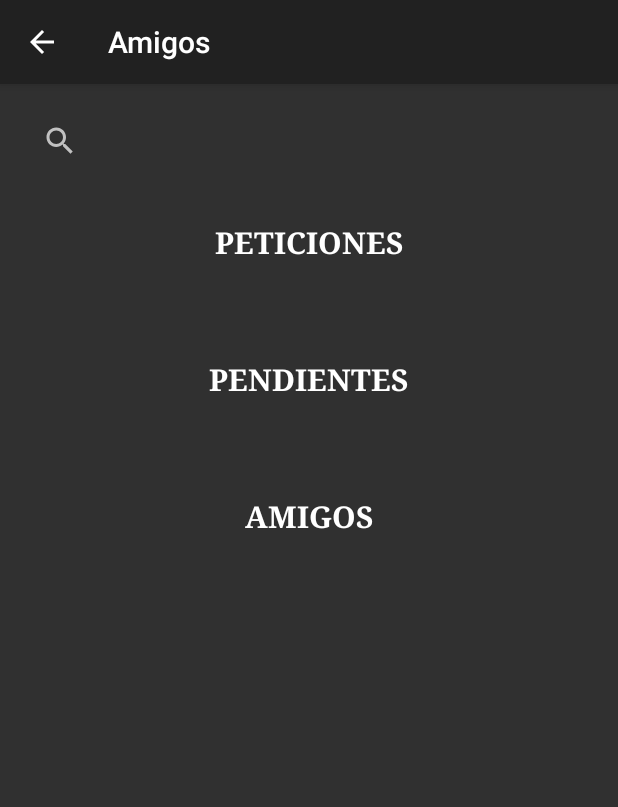
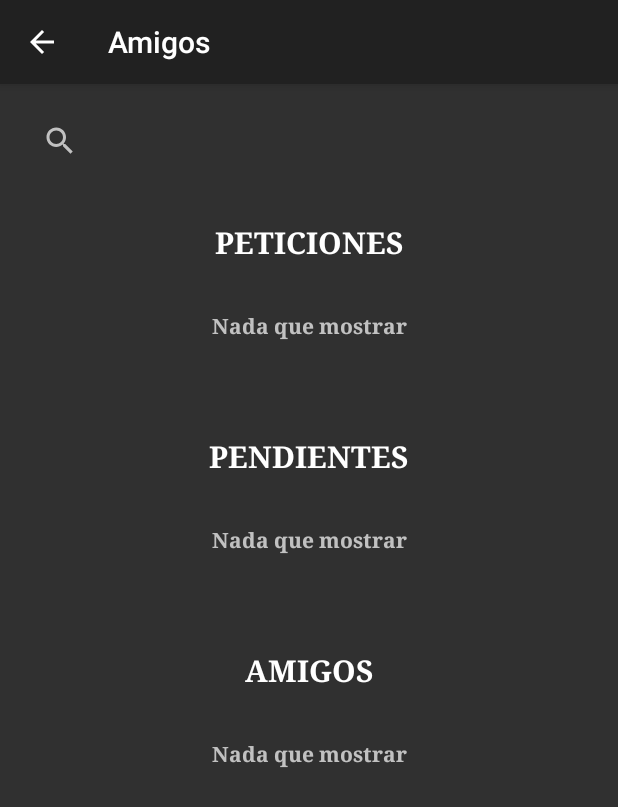
Before and after one commit to AlexRuiz7/UGR-PDM, an Android app: the FriendsActivity screen opened directly, with no data from a screen before it, on a phone screen of 412 x 824 dp. Shown: the top 807 px of the screen. Run offline under Robolectric (Android 15) with nearby library versions, the phone set to English and light mode, and no system bars; our stand-ins replace Firebase (no records; nobody signed in at launch, a user with empty details on screens opened directly); pictures from the network do not load.

Commit message:
APP:Battleships  - Se han añadido textos informativos en la pantalla de Amigos cuando no hay información que mostrar

```diff
--- a/Battleships/app/src/main/java/ugr/pdm/battleships/FriendsActivity.java
+++ b/Battleships/app/src/main/java/ugr/pdm/battleships/FriendsActivity.java
@@ -1,8 +1,10 @@
 package ugr.pdm.battleships;
 
 import android.os.Bundle;
+import android.view.View;
 import android.view.inputmethod.EditorInfo;
 import android.widget.SearchView;
+import android.widget.TextView;
 import android.widget.Toast;
 
 import androidx.annotation.NonNull;
@@ -24,9 +26,10 @@ import java.util.Objects;
 import ugr.pdm.battleships.adapters.FriendRequestsAdapter;
 import ugr.pdm.battleships.adapters.FriendsAdapter;
 import ugr.pdm.battleships.models.Friend;
+import ugr.pdm.battleships.utils.CustomListeners;
 
 
-public class FriendsActivity extends AppCompatActivity {
+public class FriendsActivity extends AppCompatActivity implements CustomListeners.OnDataChangeListener {
     public static final String TAG = "FRIENDS_ACTIVITY";
 
     private RecyclerView mFriendsRecyclerView;
@@ -58,6 +61,7 @@ public class FriendsActivity extends AppCompatActivity {
         setupRecyclerView();
         loadFriends();
         loadFriendRequests();
+        CustomListeners.getInstance().setOnDataChangeListener(this);
     }
 
 
@@ -191,11 +195,11 @@ public class FriendsActivity extends AppCompatActivity {
                     public void onDataChange(@NonNull DataSnapshot snapshot) {
                         array.add(Friend.buildFromSnapshot(snapshot));
                         adapter.notifyDataSetChanged();
+                        updateUI();
                     }
 
                     @Override
-                    public void onCancelled(@NonNull DatabaseError error) {
-                    }
+                    public void onCancelled(@NonNull DatabaseError error) { }
                 });
     }
 
@@ -213,6 +217,7 @@ public class FriendsActivity extends AppCompatActivity {
             if (array.get(i).getPersonId().equals(pendingFriendID)) {
                 array.remove(i);
                 adapter.notifyDataSetChanged();
+                updateUI();
             }
         }
     }
@@ -238,8 +243,7 @@ public class FriendsActivity extends AppCompatActivity {
                     }
 
                     @Override
-                    public void onCancelled(@NonNull DatabaseError error) {
-                    }
+                    public void onCancelled(@NonNull DatabaseError error) { }
                 });
     }
 
@@ -294,6 +298,47 @@ public class FriendsActivity extends AppCompatActivity {
         }
     }
 
+    /**
+     * Implemetnación de la interfaz.
+     */
+    @Override
+    public void onDataChanged() {
+        updateUI();
+    }
+
+
+    /**
+     * Actualiza los campos de textos estáticos de la interfaz, mostrando un mensaje indicando que
+     * la sección no contiene datos.
+     */
+    private void updateUI() {
+        TextView mEmptyFriendsTextView = findViewById(R.id.friends_empty_label);
+        TextView mEmptyPendingRequestsTextView = findViewById(R.id.pending_requests_empty_label);
+        TextView mEmptyFriendRequestsTextView = findViewById(R.id.requests_empty_label);
+
+        if (mFriends.isEmpty()) {
+            mEmptyFriendsTextView.setVisibility(View.VISIBLE);
+        }
+        else {
+            mEmptyFriendsTextView.setVisibility(View.GONE);
+        }
+
+        if (mFriendRequests.isEmpty()) {
+            mEmptyFriendRequestsTextView.setVisibility(View.VISIBLE);
+        }
+        else {
+            mEmptyFriendRequestsTextView.setVisibility(View.GONE);
+        }
+
+        if (mPendingFriends.isEmpty()) {
+            mEmptyPendingRequestsTextView.setVisibility(View.VISIBLE);
+        }
+        else {
+            mEmptyPendingRequestsTextView.setVisibility(View.GONE);
+        }
+
+    }
+
 
     /**
      * UTILIDAD
--- a/Battleships/app/src/main/java/ugr/pdm/battleships/adapters/FriendRequestsAdapter.java
+++ b/Battleships/app/src/main/java/ugr/pdm/battleships/adapters/FriendRequestsAdapter.java
@@ -12,6 +12,7 @@ import java.util.ArrayList;
 
 import ugr.pdm.battleships.R;
 import ugr.pdm.battleships.models.Friend;
+import ugr.pdm.battleships.utils.CustomListeners;
 
 
 /**
@@ -70,6 +71,7 @@ public class FriendRequestsAdapter extends FriendsAdapter {
                     }
 
                     notifyDataSetChanged();
+                    CustomListeners.getInstance().notifyDataSetChanged();
                 }
             });
 
--- a/Battleships/app/src/main/java/ugr/pdm/battleships/adapters/FriendsAdapter.java
+++ b/Battleships/app/src/main/java/ugr/pdm/battleships/adapters/FriendsAdapter.java
@@ -21,6 +21,7 @@ import java.util.ArrayList;
 
 import ugr.pdm.battleships.R;
 import ugr.pdm.battleships.models.Friend;
+import ugr.pdm.battleships.utils.CustomListeners;
 
 
 /**
@@ -193,6 +194,7 @@ public class FriendsAdapter extends RecyclerView.Adapter<FriendsAdapter.ViewHold
             }
 
             notifyDataSetChanged();
+            CustomListeners.getInstance().notifyDataSetChanged();
         }
 
     }
--- /dev/null
+++ b/Battleships/app/src/main/java/ugr/pdm/battleships/utils/CustomListeners.java
@@ -0,0 +1,45 @@
+package ugr.pdm.battleships.utils;
+
+/**
+ * Interfaz necesaria para poder actualizar la interfaz de la pantalla de amigos cuando se elimina
+ * un elemento, ya que el onClick listener se encuentra en el ViewHolder en sí y no en la clase
+ * principal de la actividad.
+ */
+public class CustomListeners {
+    /* Event Listener propio para permitir reaccionar a cambios de estado */
+    private OnDataChangeListener listener;
+
+    /* Instancia única de la clase */
+    private static CustomListeners instance = null;
+
+    /* Constructor */
+    private CustomListeners () {
+        listener = null;
+    }
+
+    /* Devuelve la instancia única de la clase */
+    public static CustomListeners getInstance() {
+        if (instance == null) {
+            instance = new CustomListeners();
+        }
+
+        return instance;
+    }
+
+    /* Permite cambiar el tema de la aplicación */
+    public void notifyDataSetChanged() {
+
+        if (listener != null)
+            listener.onDataChanged();
+    }
+
+    /* Permite agregar un Event Listener personalizado */
+    public void setOnDataChangeListener (OnDataChangeListener listener) {
+        this.listener = listener;
+    }
+
+    /* Interfaz que implementa el Event Listener */
+    public interface OnDataChangeListener {
+        void onDataChanged ();
+    }
+}
--- a/Battleships/app/src/main/res/layout/activity_friends.xml
+++ b/Battleships/app/src/main/res/layout/activity_friends.xml
@@ -24,62 +24,47 @@
                 android:queryHint="@string/friend_search_hint"
                 tools:background="@color/black_overlay" />
 
+            <!--            -->
+
             <TextView
-                android:layout_width="match_parent"
-                android:layout_height="wrap_content"
-                android:layout_margin="@dimen/margin_8dp"
-                android:padding="@dimen/margin_8dp"
-                android:text="@string/friend_requests_label"
-                android:textAlignment="center"
-                android:textAllCaps="true"
-                android:textAppearance="@style/TextAppearance.AppCompat.Title"
-                android:textStyle="bold"
-                android:typeface="serif" />
+                style="@style/friends_section_title"
+                android:text="@string/friend_requests_label" />
+
+            <TextView
+                android:id="@+id/requests_empty_label"
+                style="@style/empty_section_layout" />
 
             <androidx.recyclerview.widget.RecyclerView
                 android:id="@+id/friends_requests_recyclerView"
-                android:layout_width="match_parent"
-                android:layout_height="wrap_content"
-                android:layout_margin="@dimen/margin_8dp"
-                android:padding="@dimen/margin_8dp" />
+                style="@style/recycler_view" />
+
+            <!--            -->
 
             <TextView
-                android:layout_width="match_parent"
-                android:layout_height="wrap_content"
-                android:layout_margin="@dimen/margin_8dp"
-                android:padding="@dimen/margin_8dp"
-                android:text="@string/friends_pending_label"
-                android:textAlignment="center"
-                android:textAllCaps="true"
-                android:textAppearance="@style/TextAppearance.AppCompat.Title"
-                android:textStyle="bold"
-                android:typeface="serif" />
+                style="@style/friends_section_title"
+                android:text="@string/friends_pending_label" />
+
+            <TextView
+                android:id="@+id/pending_requests_empty_label"
+                style="@style/empty_section_layout" />
 
             <androidx.recyclerview.widget.RecyclerView
                 android:id="@+id/friends_pending_recyclerView"
-                android:layout_width="match_parent"
-                android:layout_height="wrap_content"
-                android:layout_margin="@dimen/margin_8dp"
-                android:padding="@dimen/margin_8dp" />
+                style="@style/recycler_view" />
+
+            <!--            -->
 
             <TextView
-                android:layout_width="match_parent"
-                android:layout_height="wrap_content"
-                android:layout_margin="@dimen/margin_8dp"
-                android:padding="@dimen/margin_8dp"
-                android:text="@string/friends_label"
-                android:textAlignment="center"
-                android:textAllCaps="true"
-                android:textAppearance="@style/TextAppearance.AppCompat.Title"
-                android:textStyle="bold"
-                android:typeface="serif" />
+                style="@style/friends_section_title"
+                android:text="@string/friends_label" />
+
+            <TextView
+                android:id="@+id/friends_empty_label"
+                style="@style/empty_section_layout" />
 
             <androidx.recyclerview.widget.RecyclerView
                 android:id="@+id/friends_recyclerView"
-                android:layout_width="match_parent"
-                android:layout_height="wrap_content"
-                android:layout_margin="@dimen/margin_8dp"
-                android:padding="@dimen/margin_8dp" />
+                style="@style/recycler_view" />
 
         </LinearLayout>
 
--- a/Battleships/app/src/main/res/values/strings.xml
+++ b/Battleships/app/src/main/res/values/strings.xml
@@ -19,5 +19,6 @@
     <string name="friends_label">Amigos</string>
     <string name="friend_requests_label">Peticiones</string>
     <string name="friend_accept_button">Aceptar</string>
+    <string name="empty_section_text">Nada que mostrar</string>
 
 </resources>
--- a/Battleships/app/src/main/res/values/styles.xml
+++ b/Battleships/app/src/main/res/values/styles.xml
@@ -19,4 +19,35 @@
         <item name="android:background">@color/black_overlay</item>
     </style>
 
+    <style name="empty_section_layout">
+        <item name="android:layout_width">match_parent</item>
+        <item name="android:layout_height">wrap_content</item>
+        <item name="android:layout_margin">@dimen/margin_8dp</item>
+        <item name="android:padding">@dimen/margin_8dp</item>
+        <item name="android:textAlignment">center</item>
+        <item name="android:textAppearance">@style/TextAppearance.AppCompat.Small</item>
+        <item name="android:textStyle">bold</item>
+        <item name="android:typeface">serif</item>
+        <item name="android:text">@string/empty_section_text</item>
+    </style>
+
+    <style name="friends_section_title">
+        <item name="android:layout_width">match_parent</item>
+        <item name="android:layout_height">wrap_content</item>
+        <item name="android:layout_margin">@dimen/margin_8dp</item>
+        <item name="android:padding">@dimen/margin_8dp</item>
+        <item name="android:textAlignment">center</item>
+        <item name="android:textAllCaps">true</item>
+        <item name="android:textAppearance">@style/TextAppearance.AppCompat.Title</item>
+        <item name="android:textStyle">bold</item>
+        <item name="android:typeface">serif</item>
+    </style>
+
+    <style name="recycler_view">
+        <item name="android:layout_width">match_parent</item>
+        <item name="android:layout_height">wrap_content</item>
+        <item name="android:layout_margin">@dimen/margin_8dp</item>
+        <item name="android:padding">@dimen/margin_8dp</item>
+    </style>
+
 </resources>
```
